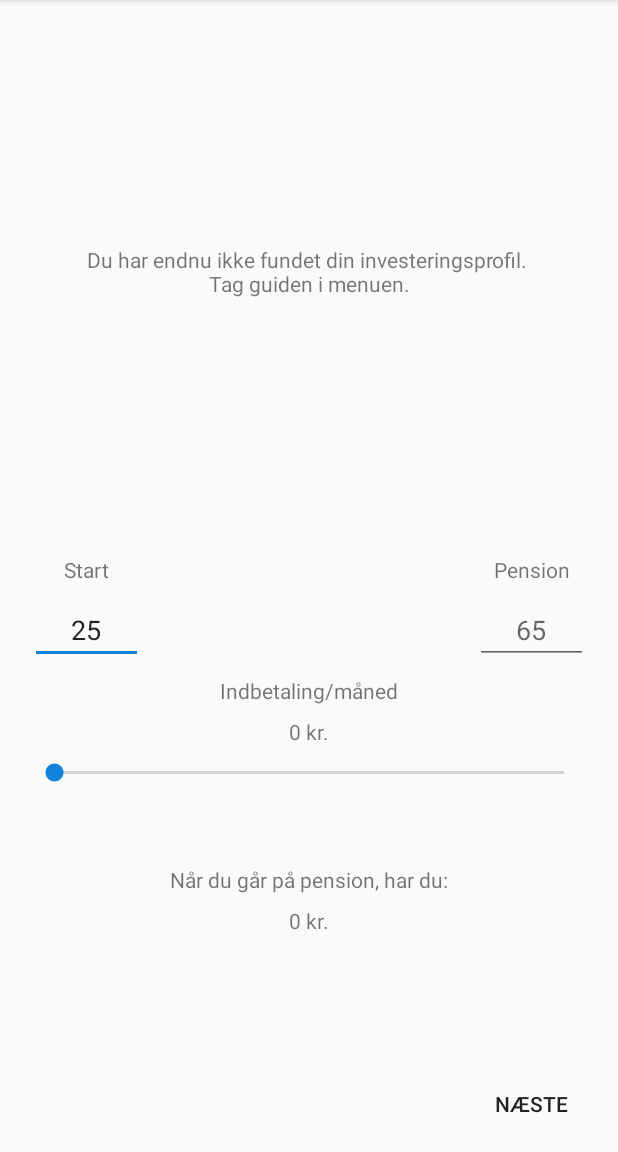
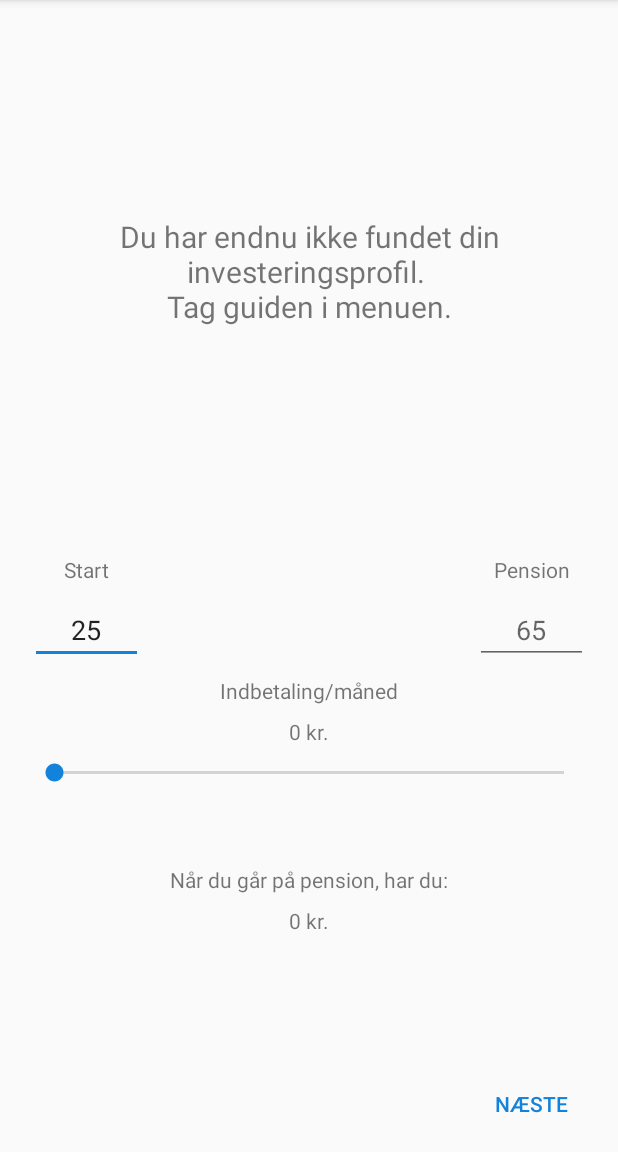
Before and after one commit to s147300/final_pensionconsult, an Android app: the fragment PensionCalcThree placed in its activity, in the side drawer, after a tap on "Pensions Beregning", on a phone screen of 412 x 824 dp, the part 84-1236 px from its top. Run offline under Robolectric (Android 15) with nearby library versions, the phone set to English and light mode, and no system bars; libraries missing offline, so code that uses them is left out: com.jjoe64.graphview; 1 statement that could not run was skipped.

```diff
--- a/app/src/main/AndroidManifest.xml
+++ b/app/src/main/AndroidManifest.xml
@@ -12,6 +12,7 @@
         android:supportsRtl="true"
         android:theme="@style/AppTheme">
         <activity
+            android:screenOrientation="portrait"
             android:name=".MainActivity"
             android:label="@string/app_name"
             android:theme="@style/AppTheme.NoActionBar">
@@ -21,9 +22,12 @@
                 <category android:name="android.intent.category.LAUNCHER" />
             </intent-filter>
         </activity>
-        <activity android:name=".TestResult"
+        <activity
+            android:screenOrientation="portrait"
+            android:name=".TestResult"
             android:theme="@style/AppTheme.NoActionBar" />
         <activity android:name=".TestQuestions"
+            android:screenOrientation="portrait"
             android:theme="@style/AppTheme.NoActionBar" />
     </application>
 </manifest>
--- a/app/src/main/java/com/example/jonathanlarsen/pensionconsultmainpage/fragments/PensionCalc.java
+++ b/app/src/main/java/com/example/jonathanlarsen/pensionconsultmainpage/fragments/PensionCalc.java
@@ -27,8 +27,8 @@ public class PensionCalc extends Fragment implements View.OnClickListener, ViewP
     private final String txtPageOneNotChosen = "Du har endnu ikke fundet din investeringsprofil. \n" +
             "Tag guiden i menuen.";
 
-    private final String txtPageTwo = "Under udvikling";
-    private final String txtPageThree = "Også under udvikling";
+    private final String txtPageTwo = "Udvikling af pensions opsparing";
+    private final String txtPageThree = "Var du tilfreds med din opsparing?";
 
     private boolean testTaken = false;
 
--- a/app/src/main/java/com/example/jonathanlarsen/pensionconsultmainpage/fragments/pensioncalculates/PensionCalcThree.java
+++ b/app/src/main/java/com/example/jonathanlarsen/pensionconsultmainpage/fragments/pensioncalculates/PensionCalcThree.java
@@ -3,28 +3,42 @@ package com.example.jonathanlarsen.pensionconsultmainpage.fragments.pensioncalcu
 
 import android.os.Bundle;
 import android.support.v4.app.Fragment;
+import android.support.v4.app.FragmentTransaction;
 import android.view.LayoutInflater;
 import android.view.View;
 import android.view.ViewGroup;
+import android.widget.Button;
 
 import com.example.jonathanlarsen.pensionconsultmainpage.R;
+import com.example.jonathanlarsen.pensionconsultmainpage.fragments.Contact;
 
 /**
  * A simple {@link Fragment} subclass.
  */
-public class PensionCalcThree extends Fragment {
+public class PensionCalcThree extends Fragment implements View.OnClickListener {
 
-
-    public PensionCalcThree() {
-        // Required empty public constructor
-    }
-
+    private Button contact;
 
     @Override
     public View onCreateView(LayoutInflater inflater, ViewGroup container,
                              Bundle savedInstanceState) {
         // Inflate the layout for this fragment
-        return inflater.inflate(R.layout.fragment_pension_calc_three, container, false);
+        View view = inflater.inflate(R.layout.fragment_pension_calc_three, container, false);
+
+        contact = (Button) view.findViewById(R.id.btn_contact);
+        contact.setOnClickListener(this);
+
+        return view;
     }
 
+    @Override
+    public void onClick(View view) {
+        if (view == contact) {
+
+            Fragment fragment = new Contact();
+            FragmentTransaction ft = getFragmentManager().beginTransaction();
+            ft.replace(R.id.fragment_container, fragment);
+            ft.commit();
+        }
+    }
 }
--- a/app/src/main/java/com/example/jonathanlarsen/pensionconsultmainpage/fragments/pensioncalculates/PensionCalcTwo.java
+++ b/app/src/main/java/com/example/jonathanlarsen/pensionconsultmainpage/fragments/pensioncalculates/PensionCalcTwo.java
@@ -11,6 +11,7 @@ import android.support.v4.app.Fragment;
 import android.view.LayoutInflater;
 import android.view.View;
 import android.view.ViewGroup;
+import android.widget.Button;
 
 import com.example.jonathanlarsen.pensionconsultmainpage.R;
 import com.jjoe64.graphview.GraphView;
@@ -19,13 +20,15 @@ import com.jjoe64.graphview.series.LineGraphSeries;
 
 import static com.example.jonathanlarsen.pensionconsultmainpage.fragments.PensionCalc.pensionCalc;
 
-public class PensionCalcTwo extends Fragment {
+public class PensionCalcTwo extends Fragment implements View.OnClickListener {
 
     private LineGraphSeries<DataPoint> series;
     private GraphView graph;
 
     private int years;
     private int[] dataYValues;
+
+    private Button updateGraph;
 
     @Override
     public View onCreateView(LayoutInflater inflater, ViewGroup container,
@@ -34,32 +37,33 @@ public class PensionCalcTwo extends Fragment {
         View view = inflater.inflate(R.layout.fragment_pension_calc_two, container, false);
 
         graph = (GraphView) view.findViewById(R.id.graph_two);
+        updateGraph = (Button) view.findViewById(R.id.update_graph);
+
+        updateGraph.setOnClickListener(this);
 
         refreshGraph();
 
         return view;
     }
 
-//    private DataPoint[] getDataPoint() {
-//        DataPoint[] dataPoints = new DataPoint[years];
-//        for (int i = 0; i < years; i++) {
-//            DataPoint dp = new DataPoint(i, dataYValues[i]);
-//            dataPoints[i] = dp;
-//            System.out.println("test(" + i + "): " + dataPoints[i]);
-//        }
-//        return dataPoints;
-//    }
 
     private void refreshGraph() {
-        series = new LineGraphSeries<>();
-
-        System.out.println("år: " + years);
-
         years = pensionCalc.getYears();
         dataYValues = pensionCalc.getMonthtlyStatus();
 
+
         if (dataYValues != null) {
             if (dataYValues.length == years) {
+                graph.removeAllSeries();
+                series = new LineGraphSeries<>();
+
+                graph.getViewport().setXAxisBoundsManual(true);
+                graph.getViewport().setYAxisBoundsManual(true);
+
+                graph.getViewport().setMaxY(dataYValues[years-1]);
+                graph.getViewport().setMaxX(years);
+
+
                 appendData();
                 graph.addSeries(series);
             }
@@ -69,11 +73,17 @@ public class PensionCalcTwo extends Fragment {
     private void appendData() {
         for (int i = 0; i < years; i++) {
             series.appendData(new DataPoint(i, dataYValues[i]), true, years);
-            System.out.println("Test" + i + dataYValues[i]);
         }
     }
 
     public void test() {
         getFragmentManager().beginTransaction().detach(this).attach(this).commit();
     }
+
+    @Override
+    public void onClick(View view) {
+        if (view == updateGraph) {
+            refreshGraph();
+        }
+    }
 }
--- a/app/src/main/res/layout/fragment_pension_calc.xml
+++ b/app/src/main/res/layout/fragment_pension_calc.xml
@@ -14,6 +14,7 @@
         android:layout_marginEnd="8dp"
         android:layout_marginStart="8dp"
         android:layout_marginTop="8dp"
+        android:textSize="20sp"
         android:text=""
         app:layout_constraintBottom_toTopOf="@+id/view_pager"
         app:layout_constraintEnd_toEndOf="parent"
@@ -39,7 +40,7 @@
         android:layout_marginStart="8dp"
         android:layout_marginLeft="8dp"
         android:theme="@style/QuestionButton"
-        style="@style/Widget.AppCompat.Button.Borderless"
+        style="@style/Widget.AppCompat.Button.Borderless.Colored"
         app:layout_constraintBottom_toBottomOf="parent"
         app:layout_constraintStart_toStartOf="parent" />
 
@@ -53,7 +54,7 @@
         android:layout_marginEnd="8dp"
         android:layout_marginRight="8dp"
         android:theme="@style/QuestionButton"
-        style="@style/Widget.AppCompat.Button.Borderless"
+        style="@style/Widget.AppCompat.Button.Borderless.Colored"
         app:layout_constraintBottom_toBottomOf="parent"
         app:layout_constraintEnd_toEndOf="parent" />
 
--- a/app/src/main/res/menu/activity_front_page_drawer.xml
+++ b/app/src/main/res/menu/activity_front_page_drawer.xml
@@ -4,7 +4,7 @@
     <group android:checkableBehavior="single">
         <item
             android:id="@+id/nav_home"
-            android:icon="@drawable/ic_info_black_24dp"
+            android:icon="@drawable/home"
             android:title="Forside" />
         <item
             android:id="@+id/nav_news"
@@ -17,7 +17,7 @@
         <item
             android:id="@+id/nav_test"
             android:icon="@drawable/investmentprofile"
-            android:title="Investerings Profilguide" />
+            android:title="Investeringsprofiltest" />
     </group>
 
     <item android:title="Kontakt">
```
Also changed, not shown: app/src/main/res/layout/fragment_pension_calc_three.xml (+16 -2 lines), app/src/main/res/layout/fragment_pension_calc_two.xml (+20 -3 lines), app/src/main/res/drawable/home.png (added).
